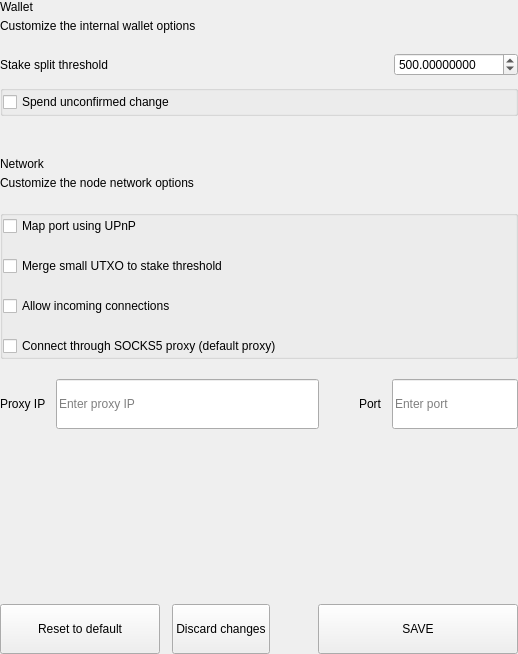
PassionCash/PassionCashCoin, file src/qt/passion/settings/forms/settingswalletoptionswidget.ui: the form before one commit.
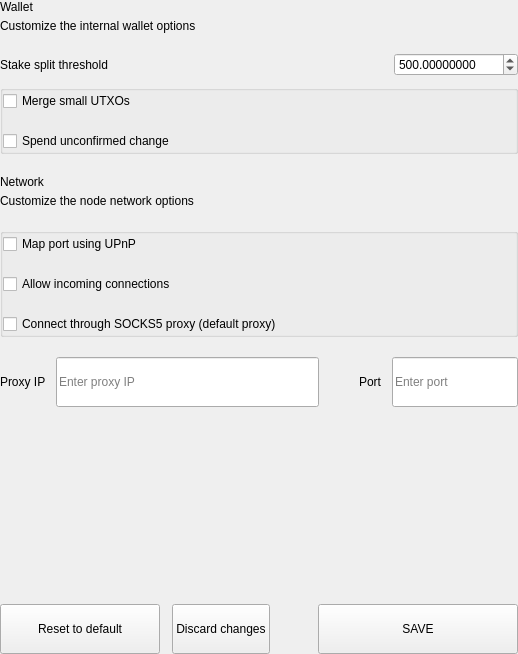
The form after the commit.

Patch:
```diff
--- a/src/qt/passion/settings/forms/settingswalletoptionswidget.ui
+++ b/src/qt/passion/settings/forms/settingswalletoptionswidget.ui
@@ -160,6 +160,13 @@
            <property name="bottomMargin">
             <number>0</number>
            </property>
+           <item>
+            <widget class="QCheckBox" name="checkBoxCombine">
+             <property name="text">
+              <string>Merge small UTXOs</string>
+             </property>
+            </widget>
+           </item>
            <item>
             <widget class="QCheckBox" name="radioButtonSpend">
              <property name="text">
@@ -205,22 +212,6 @@
           </property>
          </widget>
         </item>
-        <item>
-         <spacer name="verticalSpacer_2">
-          <property name="orientation">
-           <enum>Qt::Vertical</enum>
-          </property>
-          <property name="sizeType">
-           <enum>QSizePolicy::Fixed</enum>
-          </property>
-          <property name="sizeHint" stdset="0">
-           <size>
-            <width>20</width>
-            <height>20</height>
-           </size>
-          </property>
-         </spacer>
-        </item>
         <item>
          <layout class="QHBoxLayout" name="horizontalLayout_2">
           <property name="spacing">
@@ -296,13 +287,6 @@
              </property>
             </widget>
            </item>
-           <item>
-            <widget class="QCheckBox" name="checkBoxCombine">
-             <property name="text">
-              <string>Merge small UTXO to stake threshold</string>
-             </property>
-            </widget>
-           </item>
            <item>
             <widget class="QCheckBox" name="checkBoxAllow">
              <property name="text">
```
